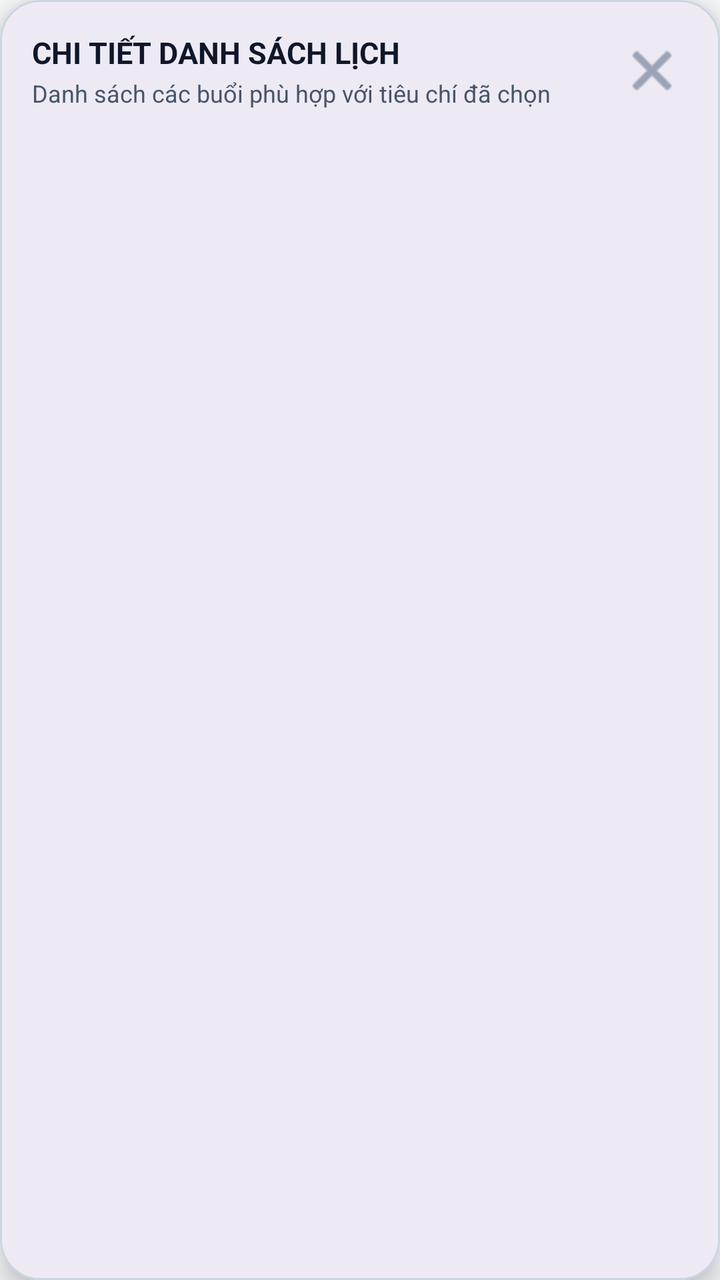
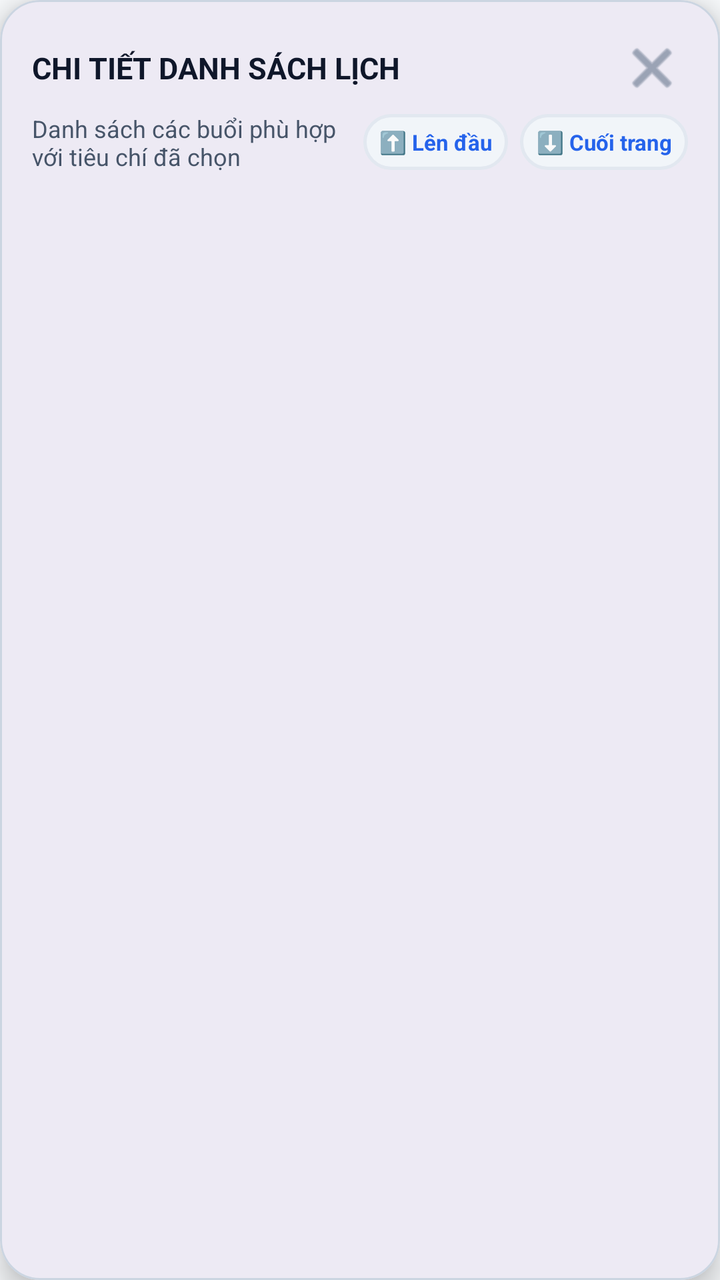

The first picture is an Android layout as it rendered before a commit; the second is the same layout after the commit. The layout source and the unified diff follow.
<!-- AndroidManifest.xml: application theme Theme.LectuPlan -->
<!-- res/layout/dialog_chart_drilldown.xml -->
<?xml version="1.0" encoding="utf-8"?>
<com.google.android.material.card.MaterialCardView
    xmlns:android="http://schemas.android.com/apk/res/android"
    xmlns:app="http://schemas.android.com/apk/res-auto"
    android:layout_width="match_parent"
    android:layout_height="wrap_content"
    app:cardCornerRadius="20dp"
    app:cardElevation="8dp"
    app:strokeWidth="1dp"
    app:strokeColor="@color/border_default"
    app:cardBackgroundColor="@color/surface_card">

    <LinearLayout
        android:layout_width="match_parent"
        android:layout_height="wrap_content"
        android:orientation="vertical"
        android:padding="16dp">

        
        <LinearLayout
            android:layout_width="match_parent"
            android:layout_height="wrap_content"
            android:orientation="horizontal"
            android:gravity="center_vertical"
            android:layout_marginBottom="12dp">

            <LinearLayout
                android:layout_width="0dp"
                android:layout_height="wrap_content"
                android:layout_weight="1"
                android:orientation="vertical">

                <TextView
                    android:id="@+id/tvDrillDownTitle"
                    android:layout_width="wrap_content"
                    android:layout_height="wrap_content"
                    android:text="CHI TIẾT DANH SÁCH LỊCH"
                    android:textSize="15sp"
                    android:textStyle="bold"
                    android:textColor="@color/text_primary" />

                <TextView
                    android:id="@+id/tvDrillDownSub"
                    android:layout_width="wrap_content"
                    android:layout_height="wrap_content"
                    android:layout_marginTop="2dp"
                    android:text="Danh sách các buổi phù hợp với tiêu chí đã chọn"
                    android:textSize="12sp"
                    android:textColor="@color/text_secondary" />
            </LinearLayout>

            <ImageButton
                android:id="@+id/btnDrillDownClose"
                android:layout_width="36dp"
                android:layout_height="36dp"
                android:background="?attr/selectableItemBackgroundBorderless"
                android:src="@android:drawable/ic_menu_close_clear_cancel"
                app:tint="@color/text_tertiary"
                android:contentDescription="Đóng" />
        </LinearLayout>

        
        <androidx.recyclerview.widget.RecyclerView
            android:id="@+id/rvDrillDownEvents"
            android:layout_width="match_parent"
            android:layout_height="wrap_content"
            android:maxHeight="420dp"
            android:clipToPadding="false"
            android:overScrollMode="never" />

        
        <TextView
            android:id="@+id/tvDrillDownEmpty"
            android:layout_width="match_parent"
            android:layout_height="wrap_content"
            android:gravity="center"
            android:padding="28dp"
            android:text="Không có lịch hoặc sự kiện nào trong mục này."
            android:textSize="13sp"
            android:textColor="@color/text_tertiary"
            android:visibility="gone" />

    </LinearLayout>
</com.google.android.material.card.MaterialCardView>
<!-- resources referenced by this layout -->
<resources>
  <color name="border_default">#CBD5E1</color>
  <color name="surface_card">#FFFFFF</color>
  <color name="text_primary">#0F172A</color>
  <color name="text_secondary">#475569</color>
  <color name="text_tertiary">#64748B</color>
  <style name="Theme.LectuPlan" parent="Base.Theme.LectuPlan" />
  <style name="Base.Theme.LectuPlan" parent="Theme.Material3.DayNight.NoActionBar">
          <item name="android:windowBackground">@color/window_background</item>
          <item name="colorSurface">@color/surface_card</item>
          <item name="colorOnSurface">@color/text_primary</item>
          <item name="colorSurfaceVariant">@color/surface_card_secondary</item>
          <item name="colorOnSurfaceVariant">@color/text_secondary</item>
          
          <item name="android:windowLightStatusBar" tools:targetApi="23">true</item>
          <item name="android:windowLightNavigationBar" tools:targetApi="27">true</item>
      </style>
  <color name="window_background">#F8FAFC</color>
  <color name="surface_card_secondary">#F1F5F9</color>
</resources>

<!-- the commit's change to res/layout/dialog_chart_drilldown.xml (unified diff, before → after) -->
@@ -22,32 +22,17 @@
             android:layout_height="wrap_content"
             android:orientation="horizontal"
             android:gravity="center_vertical"
-            android:layout_marginBottom="12dp">
+            android:layout_marginBottom="4dp">
 
-            <LinearLayout
+            <TextView
+                android:id="@+id/tvDrillDownTitle"
                 android:layout_width="0dp"
                 android:layout_height="wrap_content"
                 android:layout_weight="1"
-                android:orientation="vertical">
-
-                <TextView
-                    android:id="@+id/tvDrillDownTitle"
-                    android:layout_width="wrap_content"
-                    android:layout_height="wrap_content"
-                    android:text="CHI TIẾT DANH SÁCH LỊCH"
-                    android:textSize="15sp"
-                    android:textStyle="bold"
-                    android:textColor="@color/text_primary" />
-
-                <TextView
-                    android:id="@+id/tvDrillDownSub"
-                    android:layout_width="wrap_content"
-                    android:layout_height="wrap_content"
-                    android:layout_marginTop="2dp"
-                    android:text="Danh sách các buổi phù hợp với tiêu chí đã chọn"
-                    android:textSize="12sp"
-                    android:textColor="@color/text_secondary" />
-            </LinearLayout>
+                android:text="CHI TIẾT DANH SÁCH LỊCH"
+                android:textSize="15sp"
+                android:textStyle="bold"
+                android:textColor="@color/text_primary" />
 
             <ImageButton
                 android:id="@+id/btnDrillDownClose"
@@ -57,6 +42,53 @@
                 android:src="@android:drawable/ic_menu_close_clear_cancel"
                 app:tint="@color/text_tertiary"
                 android:contentDescription="Đóng" />
+        </LinearLayout>
+
+        
+        <LinearLayout
+            android:layout_width="match_parent"
+            android:layout_height="wrap_content"
+            android:orientation="horizontal"
+            android:gravity="center_vertical"
+            android:layout_marginBottom="10dp">
+
+            <TextView
+                android:id="@+id/tvDrillDownSub"
+                android:layout_width="0dp"
+                android:layout_height="wrap_content"
+                android:layout_weight="1"
+                android:text="Danh sách các buổi phù hợp với tiêu chí đã chọn"
+                android:textSize="12sp"
+                android:textColor="@color/text_secondary" />
+
+            <TextView
+                android:id="@+id/btnDrillDownScrollTop"
+                android:layout_width="wrap_content"
+                android:layout_height="28dp"
+                android:background="@drawable/bg_search_input"
+                android:gravity="center"
+                android:paddingHorizontal="8dp"
+                android:text="⬆️ Lên đầu"
+                android:textColor="@color/accent_blue"
+                android:textSize="11sp"
+                android:textStyle="bold"
+                android:clickable="true"
+                android:focusable="true"
+                android:layout_marginEnd="6dp" />
+
+            <TextView
+                android:id="@+id/btnDrillDownScrollBottom"
+                android:layout_width="wrap_content"
+                android:layout_height="28dp"
+                android:background="@drawable/bg_search_input"
+                android:gravity="center"
+                android:paddingHorizontal="8dp"
+                android:text="⬇️ Cuối trang"
+                android:textColor="@color/accent_blue"
+                android:textSize="11sp"
+                android:textStyle="bold"
+                android:clickable="true"
+                android:focusable="true" />
         </LinearLayout>
 
         
<!-- resource entries referenced after the edit -->
@@ -1,10 +1,21 @@
 <!-- resources referenced by this layout -->
 <resources>
+  <color name="accent_blue">#2563EB</color>
   <color name="border_default">#CBD5E1</color>
   <color name="surface_card">#FFFFFF</color>
   <color name="text_primary">#0F172A</color>
   <color name="text_secondary">#475569</color>
   <color name="text_tertiary">#64748B</color>
+  <!-- drawable bg_search_input (drawable) -->
+  <?xml version="1.0" encoding="utf-8"?>
+  <shape xmlns:android="http://schemas.android.com/apk/res/android"
+      android:shape="rectangle">
+      <solid android:color="@color/surface_card_secondary" />
+      <corners android:radius="14dp" />
+      <stroke
+          android:width="1.5dp"
+          android:color="@color/border_subtle" />
+  </shape>
   <style name="Theme.LectuPlan" parent="Base.Theme.LectuPlan" />
   <style name="Base.Theme.LectuPlan" parent="Theme.Material3.DayNight.NoActionBar">
           <item name="android:windowBackground">@color/window_background</item>
@@ -18,5 +29,6 @@
       </style>
   <color name="window_background">#F8FAFC</color>
   <color name="surface_card_secondary">#F1F5F9</color>
+  <color name="border_subtle">#E2E8F0</color>
 </resources>
 
